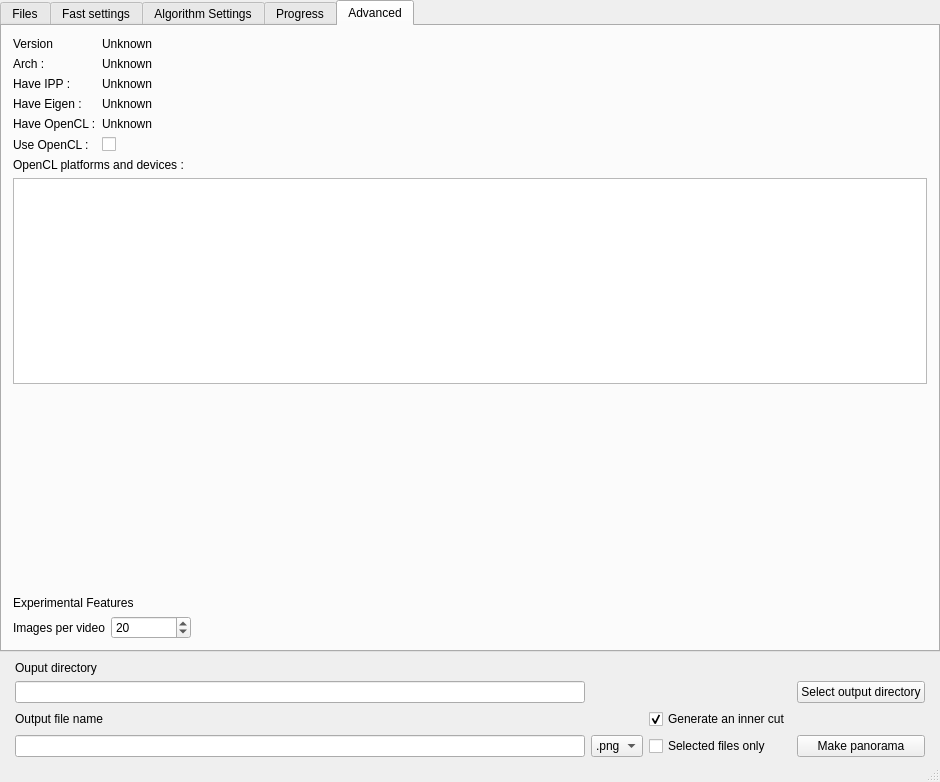
Qt form src/mainwindow.ui (qchateau/AutoPanorama) before a commit.
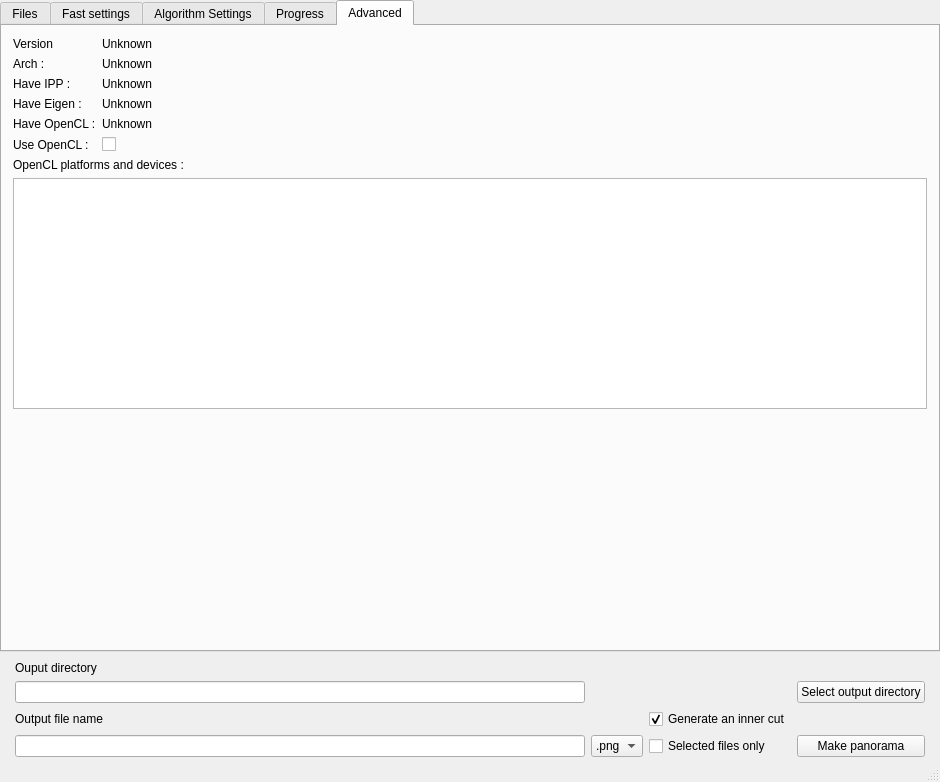
The same form after that commit. The open tabs and pages were chosen to show the change. Icons and pictures are not drawn. Custom widgets are drawn as their Qt base class.

```diff
--- a/src/mainwindow.ui
+++ b/src/mainwindow.ui
@@ -1105,6 +1105,36 @@
           </item>
          </widget>
         </item>
+        <item row="19" column="4">
+         <widget class="QLabel" name="videos_label">
+          <property name="font">
+           <font>
+            <weight>75</weight>
+            <bold>true</bold>
+           </font>
+          </property>
+          <property name="text">
+           <string>Videos</string>
+          </property>
+         </widget>
+        </item>
+        <item row="20" column="4">
+         <widget class="QLabel" name="images_per_video_label">
+          <property name="text">
+           <string>Images per video</string>
+          </property>
+         </widget>
+        </item>
+        <item row="20" column="5">
+         <widget class="QSpinBox" name="images_per_videos_spinbox">
+          <property name="minimum">
+           <number>2</number>
+          </property>
+          <property name="value">
+           <number>30</number>
+          </property>
+         </widget>
+        </item>
        </layout>
       </widget>
       <widget class="QWidget" name="tabProgress">
@@ -1335,56 +1365,6 @@
           </property>
          </spacer>
         </item>
-        <item>
-         <widget class="QLabel" name="experimental_feadtures_label">
-          <property name="text">
-           <string>Experimental Features</string>
-          </property>
-         </widget>
-        </item>
-        <item>
-         <layout class="QGridLayout" name="gridLayout_6">
-          <item row="0" column="0">
-           <widget class="QLabel" name="images_per_video_label">
-            <property name="text">
-             <string>Images per video</string>
-            </property>
-           </widget>
-          </item>
-          <item row="0" column="1">
-           <widget class="QSpinBox" name="images_per_videos_spinbox">
-            <property name="minimumSize">
-             <size>
-              <width>80</width>
-              <height>0</height>
-             </size>
-            </property>
-            <property name="minimum">
-             <number>1</number>
-            </property>
-            <property name="maximum">
-             <number>100</number>
-            </property>
-            <property name="value">
-             <number>20</number>
-            </property>
-           </widget>
-          </item>
-          <item row="0" column="2">
-           <spacer name="horizontalSpacer_7">
-            <property name="orientation">
-             <enum>Qt::Horizontal</enum>
-            </property>
-            <property name="sizeHint" stdset="0">
-             <size>
-              <width>40</width>
-              <height>20</height>
-             </size>
-            </property>
-           </spacer>
-          </item>
-         </layout>
-        </item>
        </layout>
       </widget>
      </widget>
```
Left out of the diff: 4 changed lines with no effect on the pictures.
